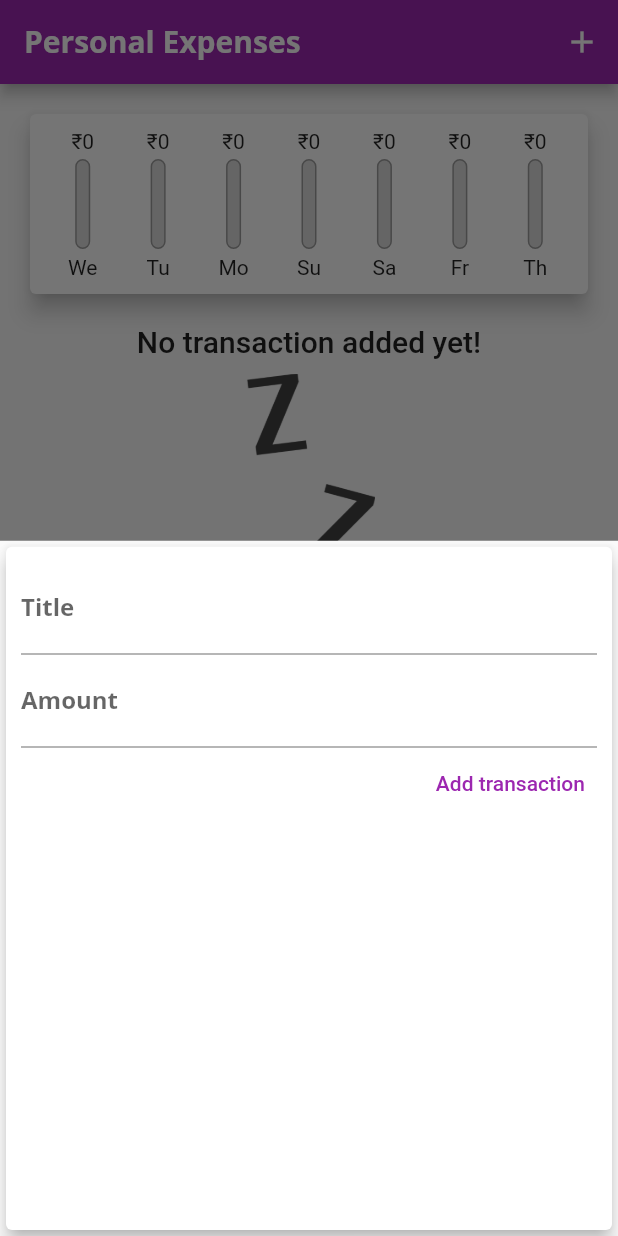
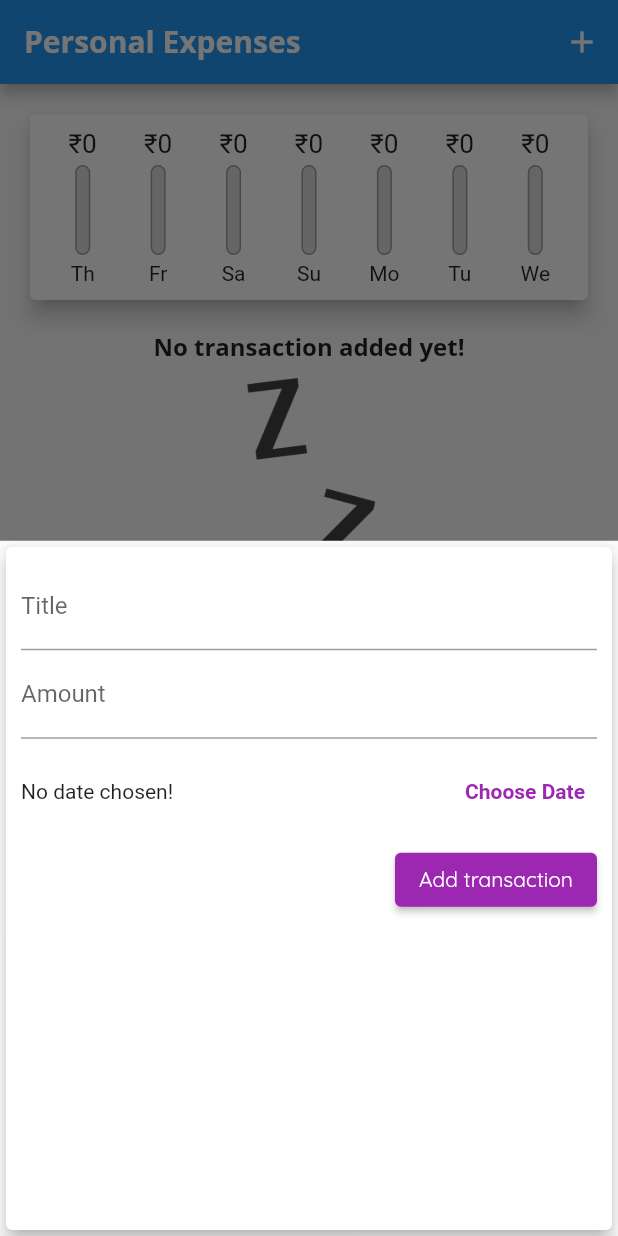
Before and after one commit to Pockerman20/Personal_Expense_App, a Flutter app: the screen it shows after launch, after a tap on the "add" icon, on a phone screen of 412 x 824 dp. Run offline on Flutter 3.47's test engine with Material 2 defaults, Android fonts, the phone set to English and light mode, and no system bars.

Commit message:
updated but not final app2

```diff
--- a/lib/main.dart
+++ b/lib/main.dart
@@ -19,20 +19,23 @@
       theme: ThemeData(
           primarySwatch: Colors.purple,
           // this is for deprecated accentColor properties.
-          accentColor: Colors.amber,
-          // colorScheme: ColorScheme.fromSwatch().copyWith(
-          //   secondary: Colors.amber,
-          // ),
+          // accentColor: Colors.amber,
+          colorScheme: ColorScheme.fromSwatch().copyWith(
+            secondary: Colors.amber,
+          ),
+          errorColor: Colors.red, // by default error color is red.
           // This line can be used to eliminated upper both line ..
           // colorScheme: ColorScheme.fromSwatch(primarySwatch: Colors.purple)
           //     .copyWith(secondary: Colors.amber),
           fontFamily: 'Quicksand',
           textTheme: ThemeData.light().textTheme.copyWith(
-                  titleMedium: const TextStyle(
-                fontFamily: 'Opensans',
-                fontWeight: FontWeight.bold,
-                fontSize: 16,
-              )),
+                titleLarge: const TextStyle(
+                  fontFamily: 'Opensans',
+                  fontWeight: FontWeight.bold,
+                  fontSize: 16,
+                ),
+                labelLarge: TextStyle(color: Colors.white),
+              ),
           appBarTheme: AppBarTheme(
               // this is for toolbar textStyle.....
               // toolbarTextStyle: ThemeData.light()
@@ -42,7 +45,7 @@
               //         fontSize: 20,
               //         fontWeight: FontWeight.bold,
               //       ),
-              //     ).bodyText2,
+              //     ).bodyMedium,
               titleTextStyle: ThemeData.light()
                   .textTheme
                   .copyWith(
@@ -52,7 +55,7 @@
                       fontWeight: FontWeight.bold,
                     ),
                   )
-                  .headline6)),
+                  .titleLarge)),
       home: MyHomePage(),
     );
   }
@@ -96,12 +99,12 @@
   //       .toList();
   // }
 
-  void _addNewTransaction(String title, double amount) {
+  void _addNewTransaction(String title, double amount, DateTime chosenDate) {
     final txnew = Transaction(
       id: DateTime.now().toString(),
       title: title,
       amount: amount,
-      date: DateTime.now(),
+      date: chosenDate,
     );
 
     setState(() {
@@ -120,6 +123,12 @@
         );
       },
     );
+  }
+
+  void _deleteTransaction(String id) {
+    setState(() {
+      _userTransaction.removeWhere((tx) => tx.id == id);
+    });
   }
 
   @override
@@ -144,7 +153,7 @@
           crossAxisAlignment: CrossAxisAlignment.stretch,
           children: <Widget>[
             Chart(_recentTransactions),
-            TransactionList(_userTransaction),
+            TransactionList(_userTransaction, _deleteTransaction),
           ],
         ),
       ),
--- a/lib/models/transaction.dart
+++ b/lib/models/transaction.dart
@@ -1,5 +1,5 @@
 class Transaction {
-  final String id;
+  late final String id;
   final String title;
   final double amount;
   final DateTime date;
--- a/lib/widgets/chart.dart
+++ b/lib/widgets/chart.dart
@@ -31,7 +31,7 @@
         'day': DateFormat.E().format(weekDay).substring(0, 2),
         'amount': totalSum,
       };
-    });
+    }).reversed.toList();
   }
 
   double get totalSpending {
--- a/lib/widgets/chart_bar.dart
+++ b/lib/widgets/chart_bar.dart
@@ -12,7 +12,11 @@
   Widget build(BuildContext context) {
     return Column(
       children: [
-        FittedBox(child: Text('₹${spendingAmount.toStringAsFixed(0)}')),
+        Container(
+          height: 20,
+          child:
+              FittedBox(child: Text('₹${spendingAmount.toStringAsFixed(0)}')),
+        ),
         SizedBox(
           height: 4,
         ),
--- a/lib/widgets/new_transaction.dart
+++ b/lib/widgets/new_transaction.dart
@@ -1,4 +1,5 @@
 import 'package:flutter/material.dart';
+import 'package:intl/intl.dart';
 
 class NewTransaction extends StatefulWidget {
   // const NewTransaction({super.key});
@@ -11,22 +12,40 @@
 }
 
 class _NewTransactionState extends State<NewTransaction> {
-  final titleController = TextEditingController();
+  final _titleController = TextEditingController();
+  final _amountController = TextEditingController();
+  late DateTime? _selectedDate = null;
 
-  final amountController = TextEditingController();
+  void _submitData() {
+    if (_amountController.text.isEmpty) return;
 
-  void submitData() {
-    final enteredTitle = titleController.text;
-    final enteredAmount = double.parse(amountController.text);
+    final enteredTitle = _titleController.text;
+    final enteredAmount = double.parse(_amountController.text);
 
-    if (enteredTitle.isEmpty || enteredAmount <= 0) {
+    if (enteredTitle.isEmpty || enteredAmount <= 0 || _selectedDate == null) {
       return;
     }
     widget.addTx(
       enteredTitle,
       enteredAmount,
+      _selectedDate,
     );
     Navigator.of(context).pop();
+  }
+
+  void _presentDatePicker() {
+    showDatePicker(
+      context: context,
+      initialDate: DateTime.now(),
+      firstDate: DateTime(2022),
+      lastDate: DateTime.now(),
+    ).then((pickedDate) {
+      if (pickedDate == null) return;
+      setState(() {
+        _selectedDate = pickedDate;
+      });
+    });
+    // print('....');
   }
 
   @override
@@ -43,26 +62,50 @@
               // onChanged: (val) {
               //   titleInput = val;
               // },
-              controller: titleController,
-              onSubmitted: (_) => submitData(), // Annonymous function
+              controller: _titleController,
+              onSubmitted: (_) => _submitData(), // Annonymous function
             ),
             TextField(
               decoration: InputDecoration(labelText: 'Amount'),
               // onChanged: (amt) => amountInput = amt, //for saving input given by user
-              controller: amountController,
+              controller: _amountController,
               keyboardType: TextInputType.number,
-              onSubmitted: (_) => submitData(),
+              onSubmitted: (_) => _submitData(),
             ),
-            TextButton(
+            Container(
+              height: 70,
+              child: Row(
+                children: [
+                  Expanded(
+                    child: Text(_selectedDate == null
+                        ? 'No date chosen!'
+                        : 'Picked Date: ${DateFormat.yMd().format(_selectedDate!)}'),
+                  ),
+                  TextButton(
+                    onPressed: _presentDatePicker,
+                    child: Text('Choose Date'),
+                    style: TextButton.styleFrom(
+                      foregroundColor: Theme.of(context).primaryColor,
+                      textStyle: TextStyle(
+                        fontWeight: FontWeight.bold,
+                      ),
+                    ),
+                  ),
+                ],
+              ),
+            ),
+            ElevatedButton(
               // onPressed: () {
               //   // print(titleInput);
               //   // print(amountInput);
-              //   // print(titleController.text);
-              //   // print(amountController.text);
+              //   // print(_titleController.text);
+              //   // print(_amountController.text);
               // },
-              onPressed: submitData,
+              onPressed: _submitData,
               style: TextButton.styleFrom(
-                foregroundColor: Colors.purple,
+                backgroundColor: Theme.of(context).primaryColor,
+                foregroundColor:
+                    Theme.of(context).textTheme.titleLarge!.foreground?.color,
               ),
               child: Text('Add transaction'),
             )
```
Also changed, not shown: lib/widgets/transaction_list.dart (+36 -59 lines).
